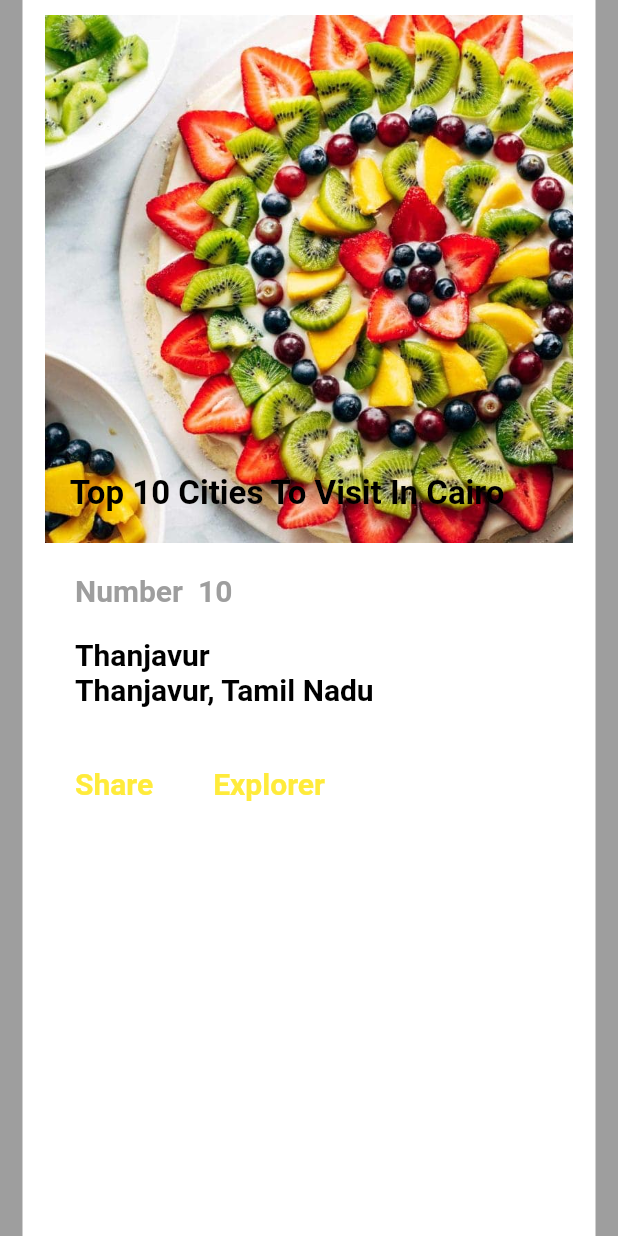
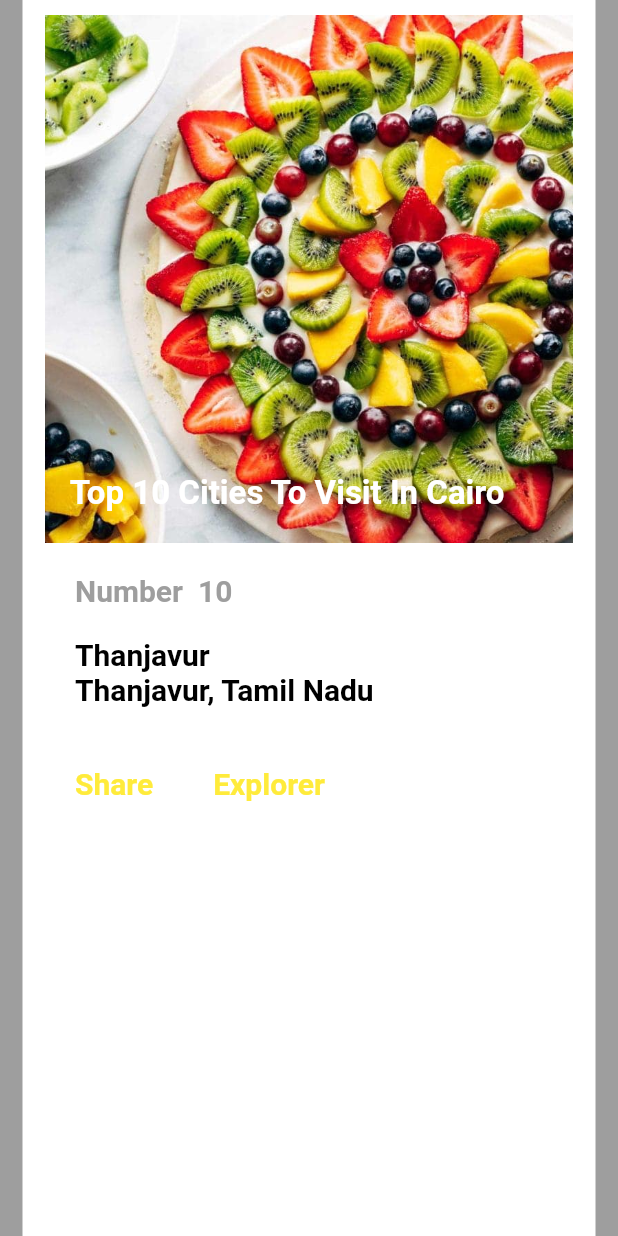
Before and after one commit to HosHaggag/cis_task, a Flutter app: the screen it shows after launch, on a phone screen of 412 x 824 dp. Run offline on Flutter 3.47's test engine with Material 2 defaults, Android fonts, the phone set to English and light mode, and no system bars.

Commit message:
style changing

```diff
--- a/lib/main.dart
+++ b/lib/main.dart
@@ -48,7 +48,7 @@ class AppBody extends StatelessWidget {
                   Positioned(child:
                   Text('Top 10 Cities To Visit In Cairo',
                     style: TextStyle(
-                        fontSize: 22,fontStyle: FontStyle.normal,fontWeight: FontWeight.w700,color: Colors.black),)
+                        fontSize: 22,fontStyle: FontStyle.normal,fontWeight: FontWeight.w700,color: Colors.white),)
                     ,bottom: 20,
                   left: MediaQuery.of(context).size.width/25,)]),
               SizedBox(height: 10,),
```
